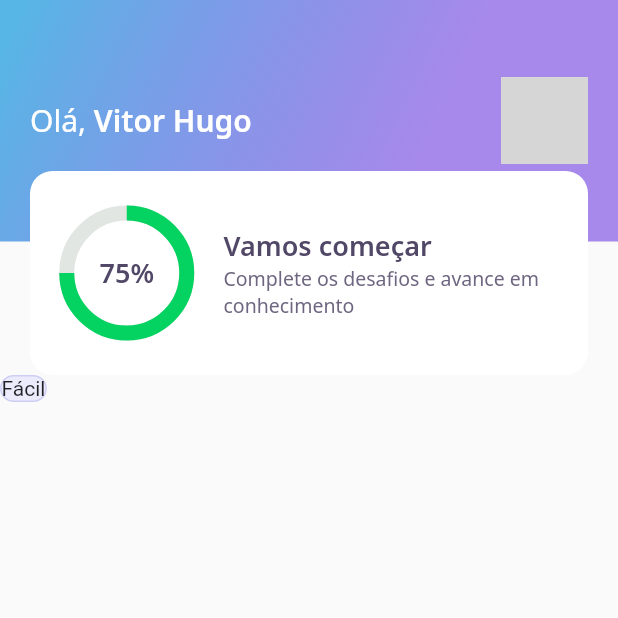
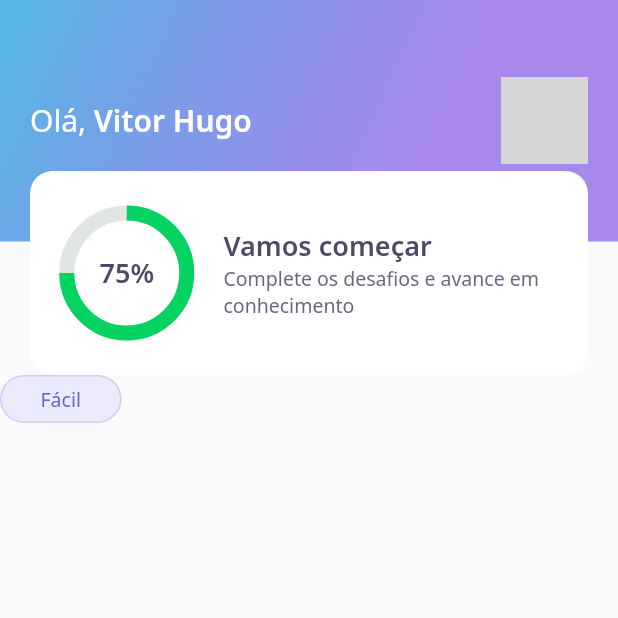
Before and after one commit to includeVitor/dev-quiz, a Flutter app: the screen it shows after launch, on a phone screen of 412 x 824 dp, the top half of it. Run offline on Flutter 3.47's test engine with Material 2 defaults, Android fonts, the phone set to English and light mode, and no system bars; our stand-ins replace google_fonts; network calls fail; grey boxes are pictures that could not be loaded.

Commit message:
pass a parameter to LevelButtonWidget

```diff
--- a/lib/home/home_page.dart
+++ b/lib/home/home_page.dart
@@ -12,6 +12,10 @@ class HomePage extends StatefulWidget {
 class _HomePageState extends State<HomePage> {
   @override
   Widget build(BuildContext context) {
-    return Scaffold(appBar: AppBarWidget(), body: LevelButtonWidget());
+    return Scaffold(
+        appBar: AppBarWidget(),
+        body: LevelButtonWidget(
+          label: "Fácil",
+        ));
   }
 }
--- a/lib/home/widgets/level_button/level_button_widget.dart
+++ b/lib/home/widgets/level_button/level_button_widget.dart
@@ -1,8 +1,10 @@
 import 'package:flutter/material.dart';
+import 'package:google_fonts/google_fonts.dart';
 import 'package:nlw5_flutter/core/app_colors.dart';
 
 class LevelButtonWidget extends StatelessWidget {
-  LevelButtonWidget({Key? key}) : super(key: key);
+  final String label;
+  const LevelButtonWidget({Key? key, required this.label}) : super(key: key);
 
   @override
   Widget build(BuildContext context) {
@@ -12,7 +14,14 @@ class LevelButtonWidget extends StatelessWidget {
           border: Border.fromBorderSide(
               BorderSide(color: AppColors.levelButtonBorderFacil)),
           borderRadius: BorderRadius.circular(28)),
-      child: Text("Fácil"),
+      child: Padding(
+        padding: const EdgeInsets.symmetric(horizontal: 26, vertical: 6),
+        child: Text(
+          label,
+          style: GoogleFonts.notoSans(
+              color: AppColors.levelButtonTextFacil, fontSize: 13),
+        ),
+      ),
     );
   }
 }
```
